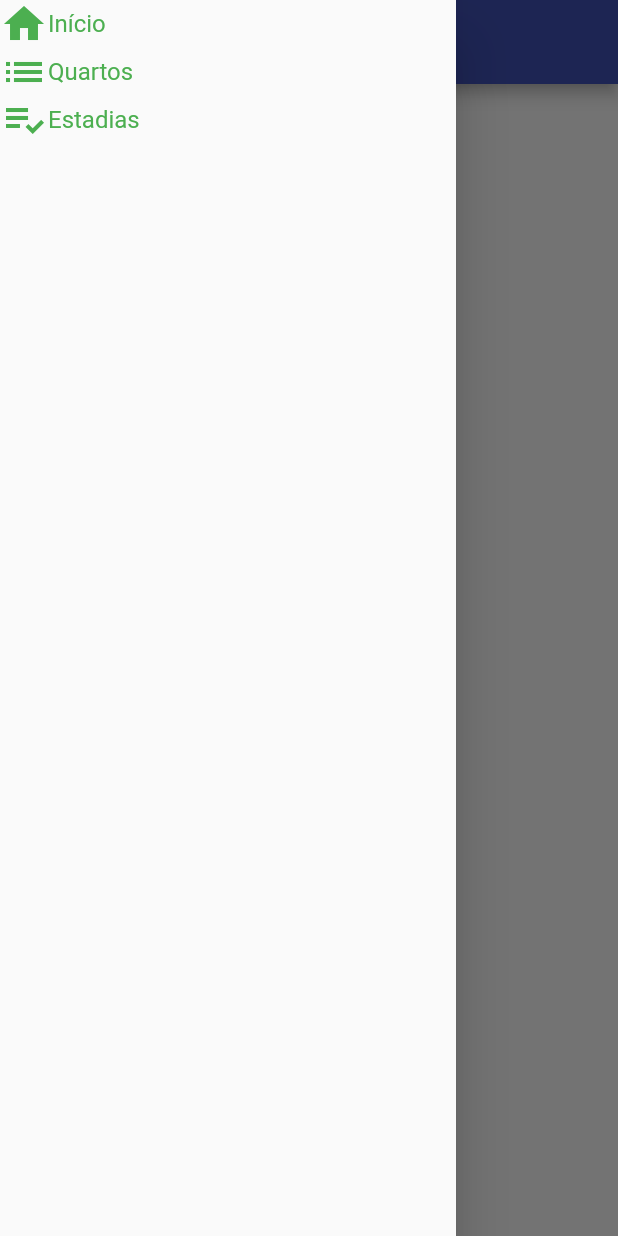
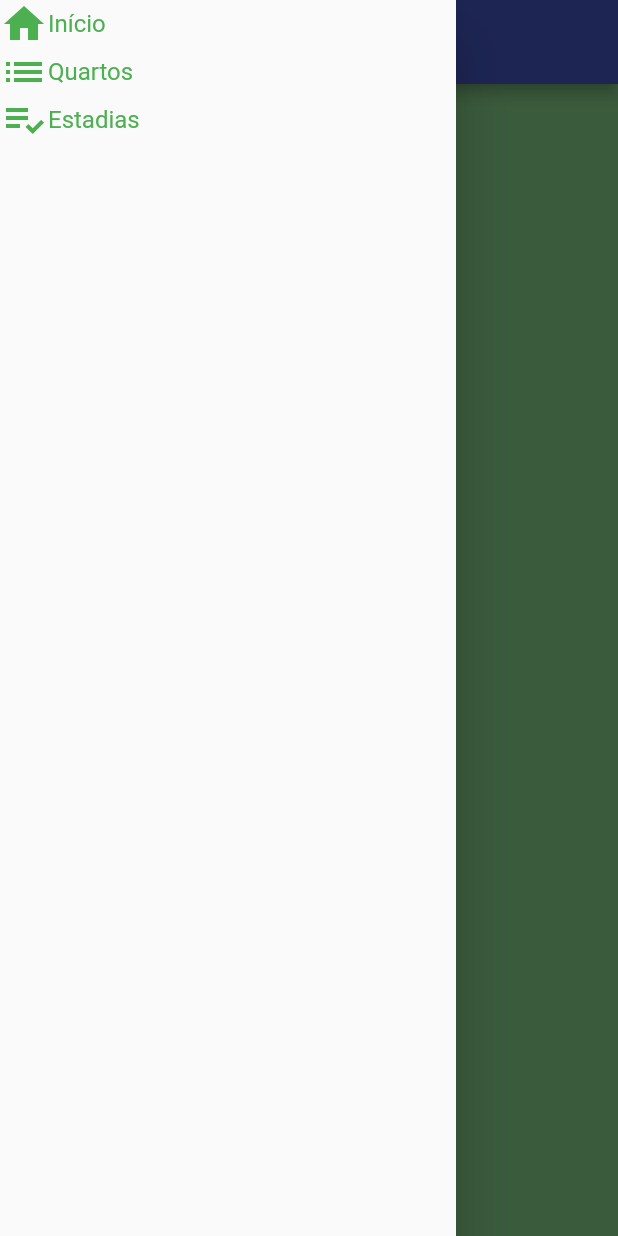
Before and after one commit to Mateusallz1/projeto_integrador_II, a Flutter app: the screen it shows once a user with an empty profile is signed in, with the side drawer open, on a phone screen of 412 x 824 dp. Run offline on Flutter 3.47's test engine with Material 2 defaults, Android fonts, the phone set to English and light mode, and no system bars; our stand-ins replace cloud_firestore, firebase_auth, firebase_core; accounts and stored records are empty.

```diff
--- a/Hospede_se/projeto_hospede_se/lib/pages/home/home.dart
+++ b/Hospede_se/projeto_hospede_se/lib/pages/home/home.dart
@@ -1,40 +1,3 @@
-// import 'package:flutter/material.dart';
-// import 'package:projeto_hospede_se/services/auth_service.dart';
-// import 'package:projeto_hospede_se/styles/style.dart';
-// import 'package:provider/provider.dart';
-
-// class HomePage extends StatelessWidget {
-//   const HomePage({Key? key}) : super(key: key);
-
-//   @override
-//   Widget build(BuildContext context) {
-//     AuthService auth = Provider.of<AuthService>(context);
-//     return Scaffold(
-//       appBar: AppBar(
-//         backgroundColor: Colors.green.shade800,
-//       ),
-//       body: Center(
-//         child: Column(
-//           children: [
-//             Text(
-//               'Home',
-//               style: titleTextBlack,
-//             ),
-//             Text(
-//               '${auth.userApp?.email}',
-//               style: titleTextBlack,
-//             ),
-//             Text(
-//               '${auth.userApp?.name}',
-//               style: titleTextBlack,
-//             ),
-//           ],
-//         ),
-//       ),
-//     );
-//   }
-// }
-
 import 'package:flutter/material.dart';
 import 'package:projeto_hospede_se/widgets/drawer.dart';
 
@@ -50,6 +13,7 @@ class HomePage extends StatelessWidget {
       physics: const NeverScrollableScrollPhysics(),
       children: [
         Scaffold(
+          backgroundColor: Colors.green.shade300,
           drawer: const CustomDrawer(),
           appBar: AppBar(
             title: const Text('Home'),
```
